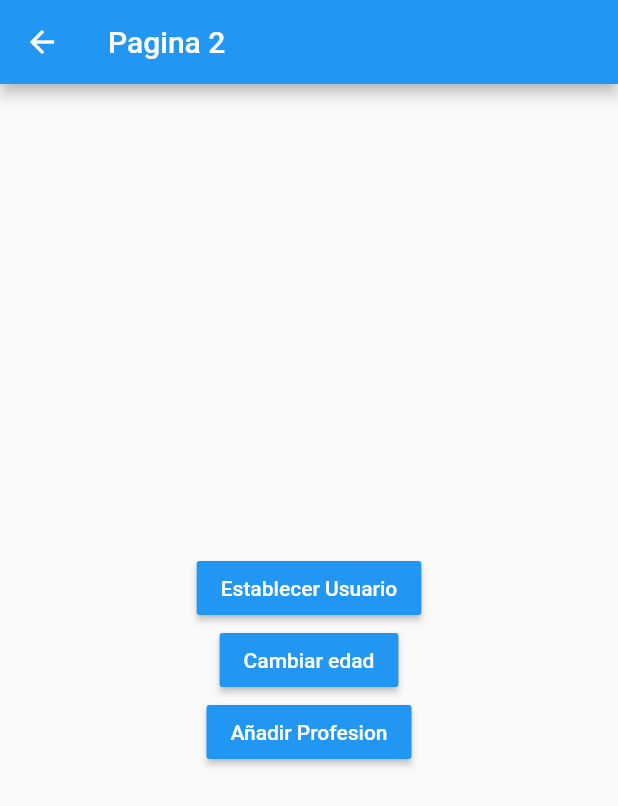
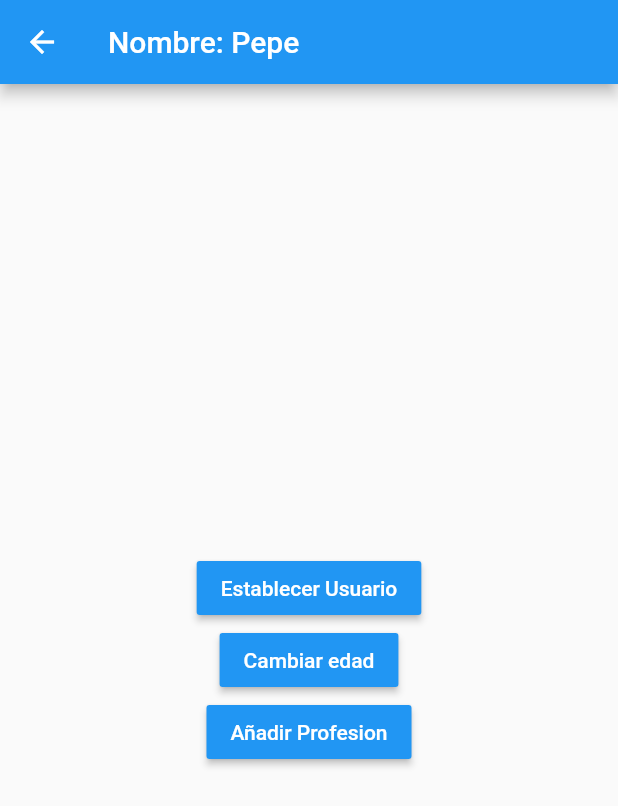
Before and after one commit to ararage/states-flutter-example, a Flutter app: the Pagina2Page screen opened by its route, after a tap on "Establecer Usuario", on a phone screen of 412 x 824 dp. Shown: the top 806 px of the screen. Run offline on Flutter 3.47's test engine with Material 2 defaults, Android fonts, the phone set to English and light mode, and no system bars.

Commit message:
Finshed Singleton example

```diff
--- a/lib/models/usuario.dart
+++ b/lib/models/usuario.dart
@@ -1,8 +1,10 @@
+import 'package:meta/meta.dart';
+
 class Usuario{
 
   String nombre;
   int edad;
   List<String> profesiones;
 
-  Usuario({this.nombre, this.edad, this.profesiones});
+  Usuario({ @required this.nombre, this.edad, this.profesiones}):assert(nombre != null);
 }
--- a/lib/pages/pagina1_page.dart
+++ b/lib/pages/pagina1_page.dart
@@ -1,11 +1,20 @@
 import 'package:flutter/material.dart';
+import 'package:estados/models/usuario.dart';
+import 'package:estados/services/usuario_service.dart';
 
 class Pagina1Page extends StatelessWidget {
   @override
   Widget build(BuildContext context) {
     return Scaffold(
       appBar: AppBar(title: Text('Pagina 1')),
-      body: InformacionUsuario(),
+      body: StreamBuilder(
+        stream: usuarioService.usuarioStream,
+        builder: (BuildContext context, AsyncSnapshot<Usuario> snapshot) {
+          return snapshot.hasData
+            ? InformacionUsuario(usuario: snapshot.data)
+            : Center( child: Text('No hay información del usuario'));
+        },
+      ),
       floatingActionButton: FloatingActionButton(
         child: Icon(Icons.accessibility_new),
         onPressed: () => Navigator.pushNamed(context, 'pagina2'),
@@ -15,6 +24,10 @@ class Pagina1Page extends StatelessWidget {
 }
 
 class InformacionUsuario extends StatelessWidget {
+  final Usuario usuario;
+
+  const InformacionUsuario({Key key, this.usuario}) : super(key: key);
+
   @override
   Widget build(BuildContext context) {
     return Container(
@@ -30,10 +43,10 @@ class InformacionUsuario extends StatelessWidget {
           ),
           Divider(),
           ListTile(
-            title: Text('Nombre: '),
+            title: Text('Nombre: ${usuario.nombre}'),
           ),
           ListTile(
-            title: Text('Edad: '),
+            title: Text('Edad: ${usuario.edad}'),
           ),
           Text(
             'Profesiones',
--- a/lib/pages/pagina2_page.dart
+++ b/lib/pages/pagina2_page.dart
@@ -1,5 +1,6 @@
 import 'package:flutter/material.dart';
-
+import 'package:estados/models/usuario.dart';
+import 'package:estados/services/usuario_service.dart';
 
 class Pagina2Page extends StatelessWidget {
 
@@ -7,7 +8,14 @@ class Pagina2Page extends StatelessWidget {
   Widget build(BuildContext context) {
     return Scaffold(
       appBar: AppBar(
-        title: Text('Pagina 2')
+        title: StreamBuilder(
+          stream: usuarioService.usuarioStream,
+          builder: (context, AsyncSnapshot<Usuario> snapshot) {
+            return snapshot.hasData
+            ? Text('Nombre: ${snapshot.data.nombre}')
+            : Text('Pagina 2');
+          },
+        ),
       ),
       body: Center(
         child: Column(
@@ -17,14 +25,15 @@ class Pagina2Page extends StatelessWidget {
               child: Text('Establecer Usuario', style: TextStyle(color: Colors.white)),
               color: Colors.blue,
               onPressed: (){
-
+                final nuevoUsuario = new Usuario(nombre: 'Pepe', edad: 26);
+                usuarioService.cargarUsuario(nuevoUsuario);
               },
             ),
             MaterialButton(
               child: Text('Cambiar edad', style: TextStyle(color: Colors.white)),
               color: Colors.blue,
               onPressed: (){
-
+                usuarioService.cambiarEdad(30);
               },
             ),
             MaterialButton(
--- /dev/null
+++ b/lib/services/usuario_service.dart
@@ -0,0 +1,30 @@
+import 'dart:async';
+
+import 'package:estados/models/usuario.dart';
+
+class _UsuarioService {
+
+  Usuario _usuario;
+
+  StreamController<Usuario> _usuarioStreamController = new StreamController<Usuario>.broadcast();
+
+  Usuario get usuario => this._usuario;
+  bool get existeUsuario => this._usuario != null;
+  Stream<Usuario> get usuarioStream => _usuarioStreamController.stream;
+
+  void cargarUsuario(Usuario user){
+    this._usuario = user;
+    this._usuarioStreamController.add(user);
+  }
+
+  void cambiarEdad(int edad){
+    this._usuario.edad = edad;
+    this._usuarioStreamController.add(this._usuario);
+  }
+
+  dispose(){
+    _usuarioStreamController?.close();
+  }
+}
+
+final usuarioService = new _UsuarioService();
```
